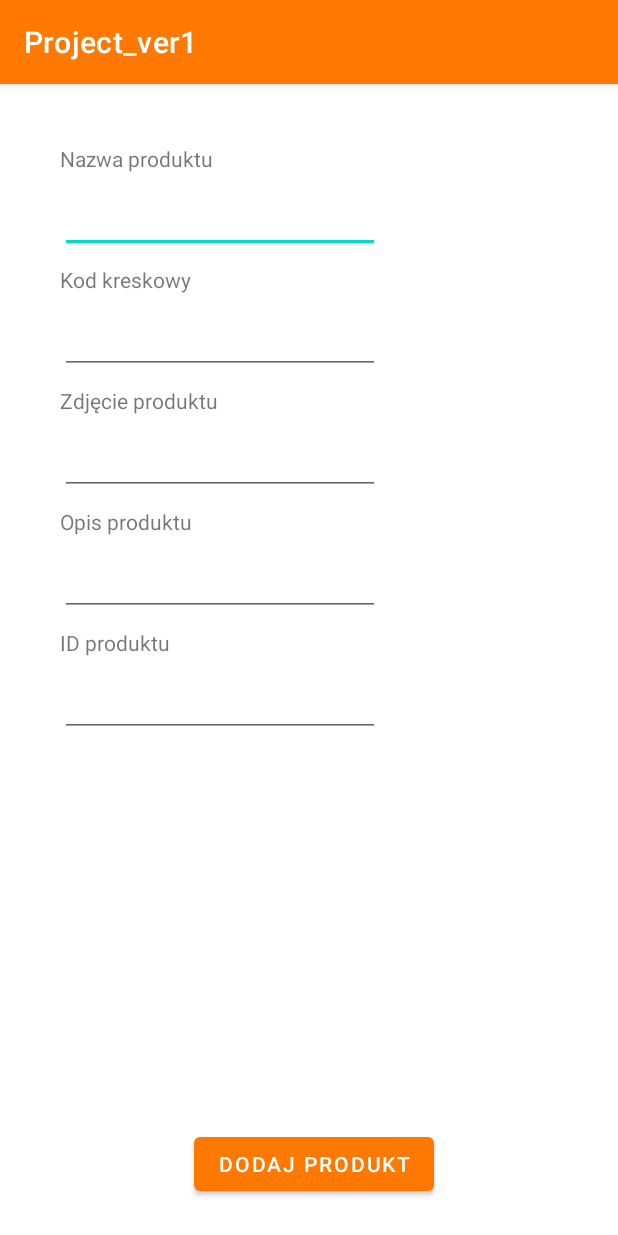
After one commit to krzysztofb200/Product-Description-Analyzer, an Android app: the AddProductActivity screen opened directly, with no data from a screen before it, on a phone screen of 412 x 824 dp. The commit adds this screen. Run offline under Robolectric (Android 15) with nearby library versions, the phone set to English and light mode, and no system bars; our stand-ins replace Firebase (no records; nobody signed in at launch, a user with empty details on screens opened directly).

Commit message:
- add products feature added

```diff
--- /dev/null
+++ b/app/src/main/java/com/example/project_ver1/AddProductActivity.java
@@ -0,0 +1,124 @@
+package com.example.project_ver1;
+
+import androidx.appcompat.app.AppCompatActivity;
+
+import android.os.Bundle;
+import android.text.TextUtils;
+import android.util.Log;
+import android.view.View;
+import android.widget.Button;
+import android.widget.EditText;
+import android.widget.Toast;
+import androidx.annotation.NonNull;
+
+import com.google.firebase.database.DataSnapshot;
+import com.google.firebase.database.DatabaseError;
+import com.google.firebase.database.DatabaseReference;
+import com.google.firebase.database.FirebaseDatabase;
+import com.google.firebase.database.ValueEventListener;
+
+public class AddProductActivity extends AppCompatActivity {
+
+    FirebaseDatabase firebaseDatabase;
+
+    // creating a variable for our Database
+    // Reference for Firebase.
+    DatabaseReference databaseReference;
+
+    // creating a variable for
+    // our object class
+    AllProducts allProducts;
+    EditText etProductName, etProductDescription, etBarCode, etProductImage, etProductID;
+    Button btnAddProduct;
+
+    @Override
+    protected void onCreate(Bundle savedInstanceState) {
+        super.onCreate(savedInstanceState);
+        setContentView(R.layout.activity_add_product);
+
+        etBarCode = findViewById(R.id.etBarCode);
+        etProductDescription = findViewById(R.id.etProductDescription);
+        etProductName = findViewById(R.id.etProductName);
+        etProductImage = findViewById(R.id.etProductImage);
+        etProductID = findViewById(R.id.etProductID);
+        btnAddProduct = findViewById(R.id.btnAddProduct);
+
+        firebaseDatabase = FirebaseDatabase.getInstance();
+
+        // below line is used to get reference for our database.
+        databaseReference = firebaseDatabase.getReference("products");
+
+        // initializing our object
+        // class variable.
+        allProducts = new AllProducts();
+
+        btnAddProduct.setOnClickListener(new View.OnClickListener() {
+            @Override
+            public void onClick(View view) {
+                String name = etProductName.getText().toString();
+                String bar_code = etBarCode.getText().toString();
+                String desc = etProductDescription.getText().toString();
+                String id = etProductID.getText().toString();
+                String image = etProductImage.getText().toString();
+
+                // below line is for checking whether the
+                // edittext fields are empty or not.
+                if (TextUtils.isEmpty(name) && TextUtils.isEmpty(bar_code) && TextUtils.isEmpty(desc)) {
+                    // if the text fields are empty
+                    // then show the below message.
+                    Toast.makeText(getApplicationContext(), "Wypelnij wszystkie pola", Toast.LENGTH_SHORT).show();
+                } else {
+                    // else call the method to add
+                    // data to our database.
+                    addDatatoFirebase(name, bar_code, desc, id, image);
+                }
+            }
+        });
+    }
+
+    private void addDatatoFirebase(String name, String bar_code, String desc, String id, String image) {
+        // below 3 lines of code is used to set
+        // data in our object class.
+        allProducts.setName(name);
+        allProducts.setBar_code(bar_code);
+        allProducts.setDesc(desc);
+        allProducts.setID(id);
+        allProducts.setImage(image);
+
+        // we are use add value event listener method
+        // which is called with database reference.
+        databaseReference.addValueEventListener(new ValueEventListener() {
+            @Override
+            public void onDataChange(@NonNull DataSnapshot snapshot) {
+                // inside the method of on Data change we are setting
+                // our object class to our database reference.
+                // data base reference will sends data to firebase.
+                databaseReference.child(name).setValue(allProducts);
+
+                // after adding this data we are showing toast message.
+                Toast.makeText(getApplicationContext(), "Produkt dodany", Toast.LENGTH_SHORT).show();
+            }
+
+            @Override
+            public void onCancelled(@NonNull DatabaseError error) {
+                // if the data is not added or it is cancelled then
+                // we are displaying a failure toast message.
+                Toast.makeText(getApplicationContext(), "Fail to add data " + error, Toast.LENGTH_SHORT).show();
+            }
+        });
+    }
+
+//    @Override
+//    public void onStart() {
+//        super.onStart();
+//        mAuth.addAuthStateListener(mAuthListener);
+//    }
+//
+//    @Override
+//    public void onStop() {
+//        super.onStop();
+//        if (mAuthListener != null) {
+//            mAuth.removeAuthStateListener(mAuthListener);
+//        }
+//    }
+}
--- a/app/src/main/java/com/example/project_ver1/MainActivity.java
+++ b/app/src/main/java/com/example/project_ver1/MainActivity.java
@@ -54,7 +54,7 @@ public class MainActivity extends AppCompatActivity {
         // Passing each menu ID as a set of Ids because each
         // menu should be considered as top level destinations.
         mAppBarConfiguration = new AppBarConfiguration.Builder(
-                R.id.nav_all_products, R.id.nav_home, R.id.nav_gallery, R.id.nav_slideshow, R.id.nav_shopping_list, R.id.nav_promo_codes)
+                R.id.nav_all_products, R.id.nav_home, R.id.nav_gallery, R.id.nav_slideshow, R.id.nav_shopping_list, R.id.nav_promo_codes, R.id.nav_add_product)
                 .setOpenableLayout(drawer)
                 .build();
         NavController navController = Navigation.findNavController(this, R.id.nav_host_fragment_content_main);
--- /dev/null
+++ b/app/src/main/res/layout/activity_add_product.xml
@@ -0,0 +1,125 @@
+<?xml version="1.0" encoding="utf-8"?>
+<androidx.constraintlayout.widget.ConstraintLayout xmlns:android="http://schemas.android.com/apk/res/android"
+    xmlns:app="http://schemas.android.com/apk/res-auto"
+    xmlns:tools="http://schemas.android.com/tools"
+    android:layout_width="match_parent"
+    android:layout_height="match_parent"
+    tools:context=".AddProductActivity">
+
+    <TextView
+        android:id="@+id/textView"
+        android:layout_width="wrap_content"
+        android:layout_height="wrap_content"
+        android:layout_marginStart="40dp"
+        android:layout_marginTop="40dp"
+        android:text="@string/product_name"
+        app:layout_constraintStart_toStartOf="parent"
+        app:layout_constraintTop_toTopOf="parent" />
+
+    <EditText
+        android:id="@+id/etProductName"
+        android:layout_width="wrap_content"
+        android:layout_height="wrap_content"
+        android:layout_marginStart="40dp"
+        android:layout_marginTop="8dp"
+        android:ems="10"
+        android:inputType="textPersonName"
+        app:layout_constraintStart_toStartOf="parent"
+        app:layout_constraintTop_toBottomOf="@+id/textView" />
+
+    <TextView
+        android:id="@+id/textView7"
+        android:layout_width="wrap_content"
+        android:layout_height="wrap_content"
+        android:layout_marginStart="40dp"
+        android:layout_marginTop="8dp"
+        android:text="@string/bar_code"
+        app:layout_constraintStart_toStartOf="parent"
+        app:layout_constraintTop_toBottomOf="@+id/etProductName" />
+
+    <EditText
+        android:id="@+id/etBarCode"
+        android:layout_width="wrap_content"
+        android:layout_height="wrap_content"
+        android:layout_marginStart="40dp"
+        android:layout_marginTop="8dp"
+        android:ems="10"
+        android:inputType="textPersonName"
+        app:layout_constraintStart_toStartOf="parent"
+        app:layout_constraintTop_toBottomOf="@+id/textView7" />
+
+    <TextView
+        android:id="@+id/textView9"
+        android:layout_width="wrap_content"
+        android:layout_height="wrap_content"
+        android:layout_marginStart="40dp"
+        android:layout_marginTop="8dp"
+        android:text="@string/product_image"
+        app:layout_constraintStart_toStartOf="parent"
+        app:layout_constraintTop_toBottomOf="@+id/etBarCode" />
+
+    <EditText
+        android:id="@+id/etProductImage"
+        android:layout_width="wrap_content"
+        android:layout_height="wrap_content"
+        android:layout_marginStart="40dp"
+        android:layout_marginTop="8dp"
+        android:ems="10"
+        android:inputType="textPersonName"
+        app:layout_constraintStart_toStartOf="parent"
+        app:layout_constraintTop_toBottomOf="@+id/textView9" />
+
+    <TextView
+        android:id="@+id/textView11"
+        android:layout_width="wrap_content"
+        android:layout_height="wrap_content"
+        android:layout_marginStart="40dp"
+        android:layout_marginTop="8dp"
+        android:text="@string/product_desc"
+        app:layout_constraintStart_toStartOf="parent"
+        app:layout_constraintTop_toBottomOf="@+id/etProductImage" />
+
+    <EditText
+        android:id="@+id/etProductDescription"
+        android:layout_width="wrap_content"
+        android:layout_height="wrap_content"
+        android:layout_marginStart="40dp"
+        android:layout_marginTop="8dp"
+        android:ems="10"
+        android:inputType="textPersonName"
+        app:layout_constraintStart_toStartOf="parent"
+        app:layout_constraintTop_toBottomOf="@+id/textView11" />
+
+    <Button
+        android:id="@+id/btnAddProduct"
+        android:layout_width="wrap_content"
+        android:layout_height="wrap_content"
+        android:layout_marginStart="162dp"
+        android:layout_marginEnd="155dp"
+        android:layout_marginBottom="24dp"
+        android:text="@string/add_product"
+        app:layout_constraintBottom_toBottomOf="parent"
+        app:layout_constraintEnd_toEndOf="parent"
+        app:layout_constraintStart_toStartOf="parent" />
+
+    <TextView
+        android:id="@+id/textView13"
+        android:layout_width="wrap_content"
+        android:layout_height="wrap_content"
+        android:layout_marginStart="40dp"
+        android:layout_marginTop="8dp"
+        android:text="@string/product_id"
+        app:layout_constraintStart_toStartOf="parent"
+        app:layout_constraintTop_toBottomOf="@+id/etProductDescription" />
+
+    <EditText
+        android:id="@+id/etProductID"
+        android:layout_width="wrap_content"
+        android:layout_height="wrap_content"
+        android:layout_marginStart="40dp"
+        android:layout_marginTop="8dp"
+        android:ems="10"
+        android:inputType="textPersonName"
+        app:layout_constraintStart_toStartOf="parent"
+        app:layout_constraintTop_toBottomOf="@+id/textView13" />
+</androidx.constraintlayout.widget.ConstraintLayout>
--- a/app/src/main/res/menu/activity_main_drawer.xml
+++ b/app/src/main/res/menu/activity_main_drawer.xml
@@ -25,5 +25,8 @@
         <item
             android:id="@+id/nav_promo_codes"
             android:title="@string/menu_promo_codes"/>
+        <item
+            android:id="@+id/nav_add_product"
+            android:title="@string/menu_add_product"/>
     </group>
 </menu>
--- a/app/src/main/res/navigation/mobile_navigation.xml
+++ b/app/src/main/res/navigation/mobile_navigation.xml
@@ -38,4 +38,10 @@
         android:name="com.example.project_ver1.ui.all_products.AllProductsFragment"
         android:label="@string/menu_home"
         tools:layout="@layout/fragment_all_products" />
+
+    <fragment
+        android:id="@+id/nav_add_product"
+        android:name="com.example.project_ver1.ui.insert_to_database.InsertToDatabaseFragment"
+        android:label="@string/menu_add_product"
+        tools:layout="@layout/fragment_insert_to_database" />
 </navigation>
--- a/app/src/main/res/values/strings.xml
+++ b/app/src/main/res/values/strings.xml
@@ -10,6 +10,7 @@
     <string name="menu_gallery">Ostatnio dodane</string>
     <string name="menu_slideshow">Kategorie</string>
     <string name="menu_shopping_list">Lista zakupów</string>
+    <string name="menu_add_product">Dodaj produkt</string>
     <string name="shopping_list_name">Nazwij swoją listę zakupów</string>
     <string name="add_products">Dodaj produkty</string>
     <string name="new_shopping_list">Nowa lista zakupów</string>
@@ -31,4 +32,10 @@
     <string name="confirm_password">Potwierdź hasło</string>
     <string name="username">Wpisz nazwę użytkownika</string>
     <string name="bar_code">Kod kreskowy</string>
+    <string name="product_name">Nazwa produktu</string>
+    <string name="product_desc">Opis produktu</string>
+    <string name="product_image">Zdjęcie produktu</string>
+    <string name="product_link">Link produktu</string>
+    <string name="product_id">ID produktu</string>
+    <string name="add_product">Dodaj produkt</string>
 </resources>
```
Also changed, not shown: app/src/main/AndroidManifest.xml (+26 -12 lines), app/src/main/java/com/example/project_ver1/AllProducts.java (+8 -0 lines), app/src/main/java/com/example/project_ver1/AllProductsDetail.java (+4 -4 lines), app/src/main/java/com/example/project_ver1/ui/insert_to_database/InsertToDatabaseFragment.java (added, +84 -0 lines), app/src/main/res/layout/activity_all_products_detail.xml (+0 -24 lines), app/src/main/res/layout/fragment_insert_to_database.xml (added, +19 -0 lines).
